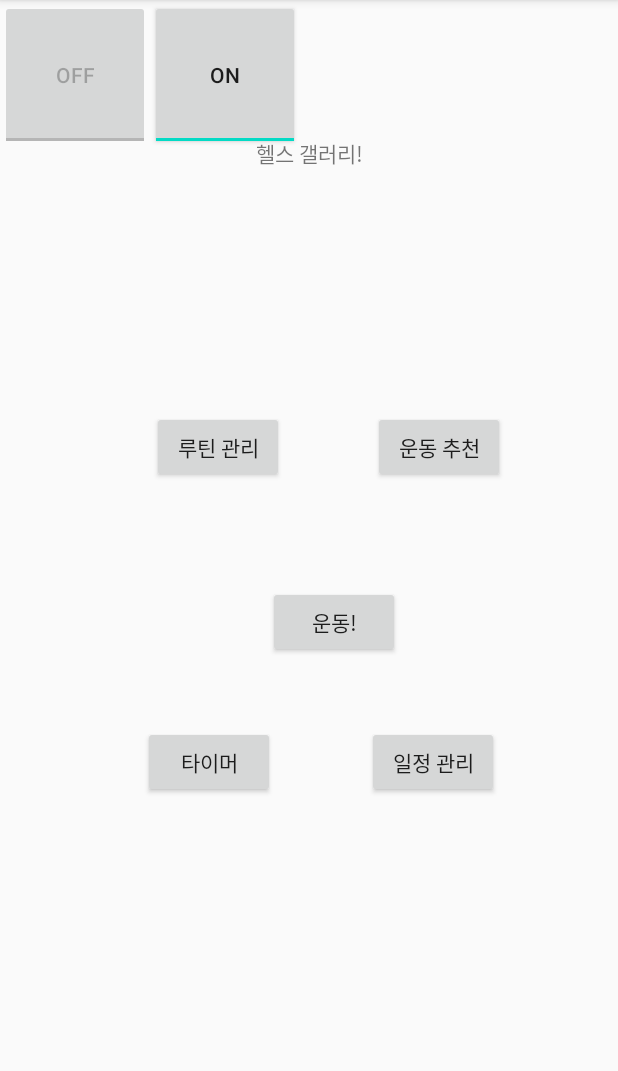
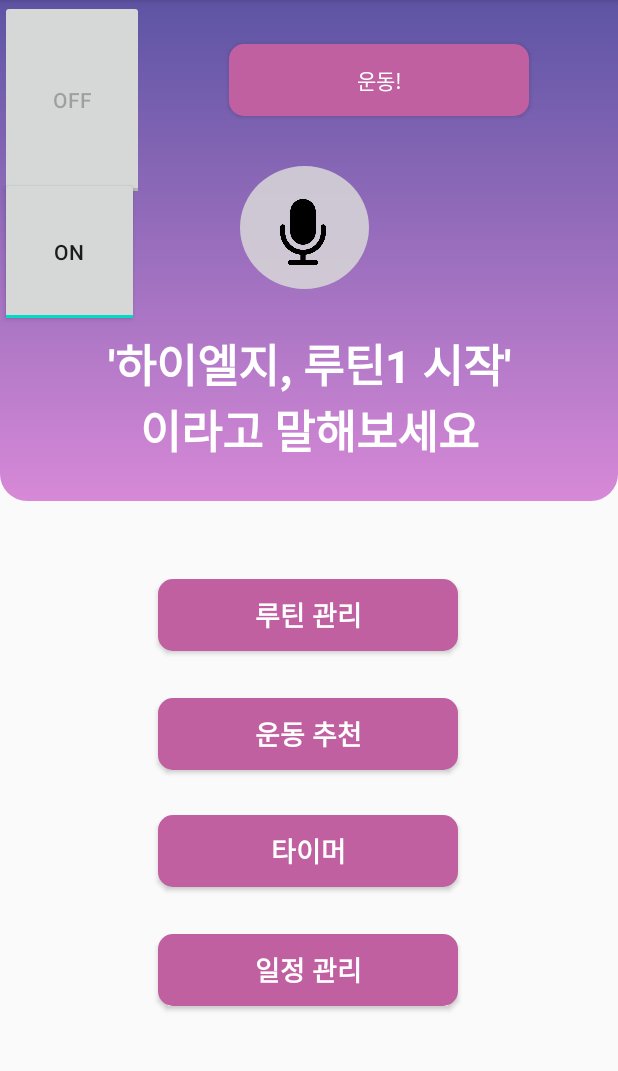
Before and after one commit to DAEHYEONJO/NEWDnsProject, an Android app: the MainActivity screen opened directly, with no data from a screen before it, on a phone screen of 412 x 824 dp, the part 84-1155 px from its top. Run offline under Robolectric (Android 15) with nearby library versions, the phone set to English and light mode, and no system bars; pictures from the network do not load; 4 statements that could not run were skipped.

Commit message:
MainActivity 폰트빼고 설정(테스트용은 남겨둠)

```diff
--- a/app/src/main/java/com/example/dnsproject/MainActivity.kt
+++ b/app/src/main/java/com/example/dnsproject/MainActivity.kt
@@ -17,6 +17,7 @@ import com.example.dnsproject.exeClasses.Routine
 import com.example.dnsproject.exeClasses.User
 import com.example.dnsproject.helper.PermissionCheck
 import com.example.dnsproject.model.TwdModelLoader
+import com.google.firebase.BuildConfig
 import com.google.gson.Gson
 import com.lge.aip.engine.base.AIEngineReturn
 import com.lge.aip.engine.speech.util.MyDevice
--- a/app/src/main/java/com/example/dnsproject/StopWatchActivity.kt
+++ b/app/src/main/java/com/example/dnsproject/StopWatchActivity.kt
@@ -11,6 +11,7 @@ import com.example.dnsproject.engine.AsrManager
 import com.example.dnsproject.engine.MicAudioSource
 import com.example.dnsproject.engine.TriggerWordDetectionManager
 import com.example.dnsproject.model.TwdModelLoader
+import com.google.firebase.BuildConfig
 import com.google.gson.Gson
 import com.lge.aip.engine.base.AIEngineReturn
 import com.lge.aip.engine.speech.util.MyDevice
--- /dev/null
+++ b/app/src/main/res/drawable/button_rectangle.xml
@@ -0,0 +1,18 @@
+<?xml version="1.0" encoding="utf-8"?>
+<shape xmlns:android="http://schemas.android.com/apk/res/android">
+
+
+    android:shape="rectangle">
+
+    <corners
+        android:topRightRadius="10dp"
+        android:topLeftRadius="10dp"
+        android:bottomLeftRadius="10dp"
+        android:bottomRightRadius="10dp"/>
+    <solid
+        android:color="#C060A1"/>
+    <size
+        android:width="2dp"
+        android:height="2dp"/>
+
+</shape>
--- /dev/null
+++ b/app/src/main/res/drawable/main_circle.xml
@@ -0,0 +1,13 @@
+<?xml version="1.0" encoding="utf-8"?>
+<shape xmlns:android="http://schemas.android.com/apk/res/android"
+
+    android:shape="oval">
+
+    <size
+        android:width="2dp"
+        android:height="2dp"/>
+    <solid
+        android:color="#D9D9D9D9"/>
+
+
+</shape>
--- /dev/null
+++ b/app/src/main/res/drawable/main_rectangle.xml
@@ -0,0 +1,19 @@
+<?xml version="1.0" encoding="utf-8"?>
+<shape xmlns:android="http://schemas.android.com/apk/res/android"
+
+    android:shape="rectangle">
+
+    <corners
+        android:bottomLeftRadius="18dp"
+        android:bottomRightRadius="18dp"/>
+    <solid
+        android:color="#5D54A4"/>
+    <size
+        android:width="2dp"
+        android:height="2dp"/>
+    <gradient
+        android:angle="90"
+        android:endColor="#5D54A4"
+        android:startColor="#D789D7"/>
+
+</shape>
--- /dev/null
+++ b/app/src/main/res/font/font.xml
@@ -0,0 +1,7 @@
+<?xml version="1.0" encoding="utf-8"?>
+<font-family xmlns:android="http://schemas.android.com/apk/res/android">
+
+    <font
+        android:fontStyle="normal"
+        android:fontWeight="400"/>
+</font-family>
--- a/app/src/main/res/layout/activity_main.xml
+++ b/app/src/main/res/layout/activity_main.xml
@@ -6,88 +6,166 @@
     android:layout_height="match_parent"
     tools:context=".MainActivity">
 
+
+    <View
+        android:id="@+id/main_rectangle"
+        android:layout_width="0dp"
+        android:layout_height="0dp"
+        android:layout_marginBottom="52dp"
+        android:background="@drawable/main_rectangle"
+        app:layout_constraintBottom_toTopOf="@+id/RoutineButton"
+        app:layout_constraintEnd_toEndOf="parent"
+        app:layout_constraintStart_toStartOf="parent"
+        app:layout_constraintTop_toTopOf="parent" />
+
+    <View
+        android:id="@+id/view2"
+        android:layout_width="86dp"
+        android:layout_height="82dp"
+        android:layout_marginTop="24dp"
+        android:layout_marginEnd="166dp"
+        android:layout_marginBottom="19dp"
+        android:background="@drawable/main_circle"
+        app:layout_constraintBottom_toTopOf="@+id/textView4"
+        app:layout_constraintEnd_toEndOf="parent"
+        app:layout_constraintStart_toEndOf="@+id/asr_button"
+        app:layout_constraintTop_toBottomOf="@+id/ExerciseButton" />
+
     <TextView
         android:id="@+id/textView4"
         android:layout_width="wrap_content"
         android:layout_height="wrap_content"
-        android:layout_marginTop="91dp"
-        android:text="헬스 갤러리!"
+        android:layout_marginBottom="459dp"
+        android:text="'하이엘지, 루틴1 시작'\n이라고 말해보세요"
+        android:textAlignment="center"
+        android:textColor="#FFFFFF"
+        android:textSize="30sp"
+        android:textStyle="bold"
+        app:layout_constraintBottom_toBottomOf="parent"
         app:layout_constraintEnd_toEndOf="parent"
         app:layout_constraintStart_toStartOf="parent"
-        app:layout_constraintTop_toTopOf="parent" />
+        app:layout_constraintTop_toBottomOf="@+id/asr_button" />
 
     <Button
         android:id="@+id/RecommButton"
         android:layout_width="wrap_content"
         android:layout_height="wrap_content"
-        android:layout_marginTop="143dp"
-        android:layout_marginEnd="75dp"
-        android:layout_marginRight="75dp"
-        android:layout_marginBottom="144dp"
+        android:layout_marginBottom="30dp"
+        android:width="200dp"
+        android:background="@drawable/button_rectangle"
         android:text="운동 추천"
+        android:textColor="#FFFFFF"
+        android:textSize="18sp"
+        android:textStyle="bold"
+        app:layout_constraintBottom_toTopOf="@+id/TimerButton"
+        app:layout_constraintEnd_toEndOf="parent"
+        app:layout_constraintHorizontal_bias="0.497"
+        app:layout_constraintStart_toStartOf="parent"
+        app:layout_constraintTop_toBottomOf="@+id/RoutineButton" />
+
+    <Button
+        android:id="@+id/RoutineButton"
+        android:layout_width="wrap_content"
+        android:layout_height="wrap_content"
+        android:layout_marginBottom="31dp"
+        android:width="200dp"
+        android:background="@drawable/button_rectangle"
+        android:text="루틴 관리"
+        android:textColor="#FFFFFF"
+        android:textSize="18sp"
+        android:textStyle="bold"
+        app:layout_constraintBottom_toTopOf="@+id/RecommButton"
+        app:layout_constraintEnd_toEndOf="parent"
+        app:layout_constraintHorizontal_bias="0.497"
+        app:layout_constraintStart_toStartOf="parent"
+        app:layout_constraintTop_toBottomOf="@+id/main_rectangle" />
+
+    <Button
+        android:id="@+id/TimerButton"
+        android:layout_width="wrap_content"
+        android:layout_height="wrap_content"
+        android:layout_marginBottom="31dp"
+        android:width="200dp"
+        android:background="@drawable/button_rectangle"
+        android:text="타이머"
+        android:textColor="#FFFFFF"
+        android:textSize="18sp"
+        android:textStyle="bold"
         app:layout_constraintBottom_toTopOf="@+id/ScheduleButton"
         app:layout_constraintEnd_toEndOf="parent"
-        app:layout_constraintTop_toBottomOf="@+id/textView4" />
+        app:layout_constraintHorizontal_bias="0.497"
+        app:layout_constraintStart_toStartOf="parent"
+        app:layout_constraintTop_toBottomOf="@+id/RecommButton" />
 
     <Button
         android:id="@+id/ScheduleButton"
         android:layout_width="wrap_content"
         android:layout_height="wrap_content"
-        android:layout_marginEnd="79dp"
-        android:layout_marginRight="79dp"
+        android:layout_marginBottom="97dp"
+        android:width="200dp"
+        android:background="@drawable/button_rectangle"
         android:text="일정 관리"
-        app:layout_constraintBaseline_toBaselineOf="@+id/TimerButton"
-        app:layout_constraintEnd_toEndOf="parent" />
-
-    <Button
-        android:id="@+id/RoutineButton"
-        android:layout_width="wrap_content"
-        android:layout_height="wrap_content"
-        android:layout_marginEnd="59dp"
-        android:layout_marginRight="59dp"
-        android:text="루틴 관리"
-        app:layout_constraintBaseline_toBaselineOf="@+id/RecommButton"
-        app:layout_constraintEnd_toStartOf="@+id/RecommButton" />
-
-    <Button
-        android:id="@+id/TimerButton"
-        android:layout_width="wrap_content"
-        android:layout_height="wrap_content"
-        android:layout_marginEnd="61dp"
-        android:layout_marginRight="61dp"
-        android:layout_marginBottom="236dp"
-        android:text="타이머"
+        android:textColor="#FFFFFF"
+        android:textSize="18sp"
+        android:textStyle="bold"
         app:layout_constraintBottom_toBottomOf="parent"
-        app:layout_constraintEnd_toStartOf="@+id/ScheduleButton" />
+        app:layout_constraintEnd_toEndOf="parent"
+        app:layout_constraintHorizontal_bias="0.497"
+        app:layout_constraintStart_toStartOf="parent"
+        app:layout_constraintTop_toBottomOf="@+id/TimerButton" />
 
     <Button
         android:id="@+id/ExerciseButton"
         android:layout_width="wrap_content"
         android:layout_height="wrap_content"
-        android:layout_marginEnd="66dp"
-        android:layout_marginRight="66dp"
-        android:layout_marginBottom="45dp"
+        android:layout_marginTop="18dp"
+        android:layout_marginEnd="59dp"
+        android:layout_marginBottom="44dp"
+        android:width="200dp"
+        android:background="@drawable/button_rectangle"
         android:text="운동!"
-        app:layout_constraintBottom_toTopOf="@+id/ScheduleButton"
-        app:layout_constraintEnd_toEndOf="@+id/ScheduleButton" />
+        android:textColor="#FFFFFF"
+        app:layout_constraintBottom_toTopOf="@+id/imageView"
+        app:layout_constraintEnd_toEndOf="parent"
+        app:layout_constraintTop_toTopOf="parent" />
 
-    <LinearLayout
-        android:layout_width="match_parent"
-        android:layout_height="match_parent"
-        android:orientation="horizontal">
     <ToggleButton
-            android:layout_width="100dp"
-            android:layout_height="100dp"
         android:id="@+id/asr_button"
+        android:layout_width="0dp"
+        android:layout_height="0dp"
+
+        android:layout_marginEnd="64dp"
+        android:layout_marginBottom="87dp"
         android:enabled="false"
+        app:layout_constraintBottom_toTopOf="@+id/textView4"
+        app:layout_constraintEnd_toStartOf="@+id/view2"
+        app:layout_constraintStart_toStartOf="parent"
+        app:layout_constraintTop_toTopOf="parent" />
 
-            />
     <ToggleButton
         android:id="@+id/htwd_button"
-            android:layout_width="100dp"
+        android:layout_width="0dp"
         android:layout_height="100dp"
+
+        android:layout_marginTop="100dp"
+        android:layout_marginEnd="81dp"
+        android:layout_marginBottom="98dp"
         android:enabled="false"
+        app:layout_constraintBottom_toBottomOf="@+id/main_rectangle"
+        app:layout_constraintEnd_toStartOf="@+id/imageView"
+        app:layout_constraintStart_toStartOf="parent"
+        app:layout_constraintTop_toTopOf="parent" />
 
-            />
-    </LinearLayout>
+    <ImageView
+        android:id="@+id/imageView"
+        android:layout_width="56dp"
+        android:layout_height="44dp"
+        android:layout_marginEnd="182dp"
+        android:layout_marginBottom="580dp"
+        app:layout_constraintBottom_toBottomOf="parent"
+        app:layout_constraintEnd_toEndOf="parent"
+        app:layout_constraintStart_toEndOf="@+id/htwd_button"
+        app:layout_constraintTop_toBottomOf="@+id/ExerciseButton"
+        app:srcCompat="@drawable/mic" />
+
 </androidx.constraintlayout.widget.ConstraintLayout>
```
Also changed, not shown: app/src/main/res/drawable-v24/mic.png (added). Lines whose indentation alone changed are shown as unchanged.
